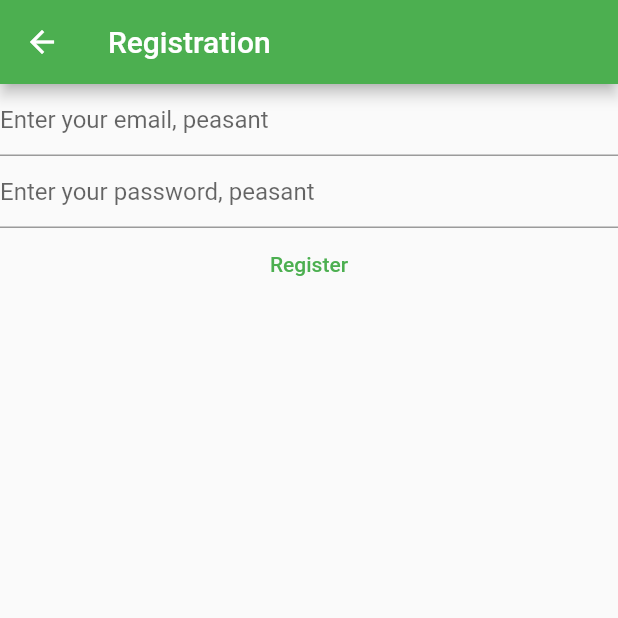
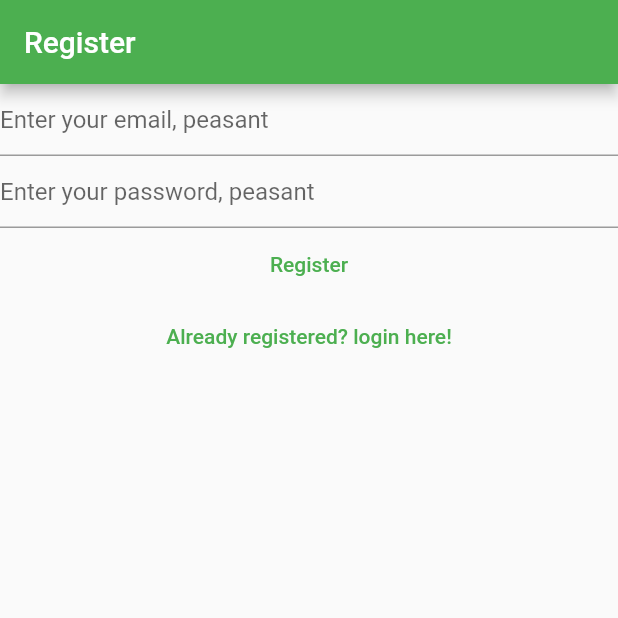
Before and after one commit to shimomaru/app_two, a Flutter app: the RegisterView screen opened directly, on a phone screen of 412 x 824 dp, the top half of it. Run offline on Flutter 3.47's test engine with Material 2 defaults, Android fonts, the phone set to English and light mode, and no system bars; our stand-ins replace firebase_auth, firebase_core; accounts and stored records are empty.

Commit message:
second commit

```diff
--- /dev/null
+++ b/lib/lib/home.dart
@@ -0,0 +1 @@
+// TODO Implement this library.
--- a/lib/views/register_view.dart
+++ b/lib/views/register_view.dart
@@ -34,38 +34,31 @@ class _RegisterViewState extends State<RegisterView> {
   Widget build(BuildContext context) {
     return Scaffold(
       appBar: AppBar(
-        title: const Text('Registration'),
+        title: const Text('Register'),
       ),
-      body: FutureBuilder(
-        future: Firebase.initializeApp(
-          options: DefaultFirebaseOptions.currentPlatform,
-        ),
-        builder: (context, snapshot) {
-          switch (snapshot.connectionState) {
-            case ConnectionState.done:
-              return Column(
+      body: Column(
         children: [
           TextField(
             controller: _email,
             keyboardType: TextInputType.emailAddress,
-                    decoration: const InputDecoration(
-                        hintText: 'Enter your email, peasant'),
+            decoration:
+                const InputDecoration(hintText: 'Enter your email, peasant'),
           ),
           TextField(
             controller: _password,
             obscureText: true,
             enableSuggestions: false,
             autocorrect: false,
-                    decoration: const InputDecoration(
-                        hintText: 'Enter your password, peasant'),
+            decoration:
+                const InputDecoration(hintText: 'Enter your password, peasant'),
           ),
           TextButton(
             onPressed: () async {
               final email = _email.text;
               final password = _password.text;
               try {
-                        final userCredential = await FirebaseAuth.instance
-                            .createUserWithEmailAndPassword(
+                final userCredential =
+                    await FirebaseAuth.instance.createUserWithEmailAndPassword(
                   email: email,
                   password: password,
                 );
@@ -82,12 +75,15 @@ class _RegisterViewState extends State<RegisterView> {
             },
             child: const Text("Register"),
           ),
+          TextButton(
+              onPressed: () {
+                Navigator.of(context).pushNamedAndRemoveUntil(
+                  '/login/',
+                  (route) => false,
+                );
+              },
+              child: const Text('Already registered? login here!'))
         ],
-              );
-            default:
-              return const Text('Loading...');
-          }
-        },
       ),
     );
   }
```
Also changed, not shown: lib/main.dart (+16 -12 lines), lib/views/login_view.dart (+19 -24 lines), lib/views/verify_email_view.dart (added, +32 -0 lines), package-lock.json (deleted), 3 other files. Lines whose indentation alone changed are shown as unchanged.
